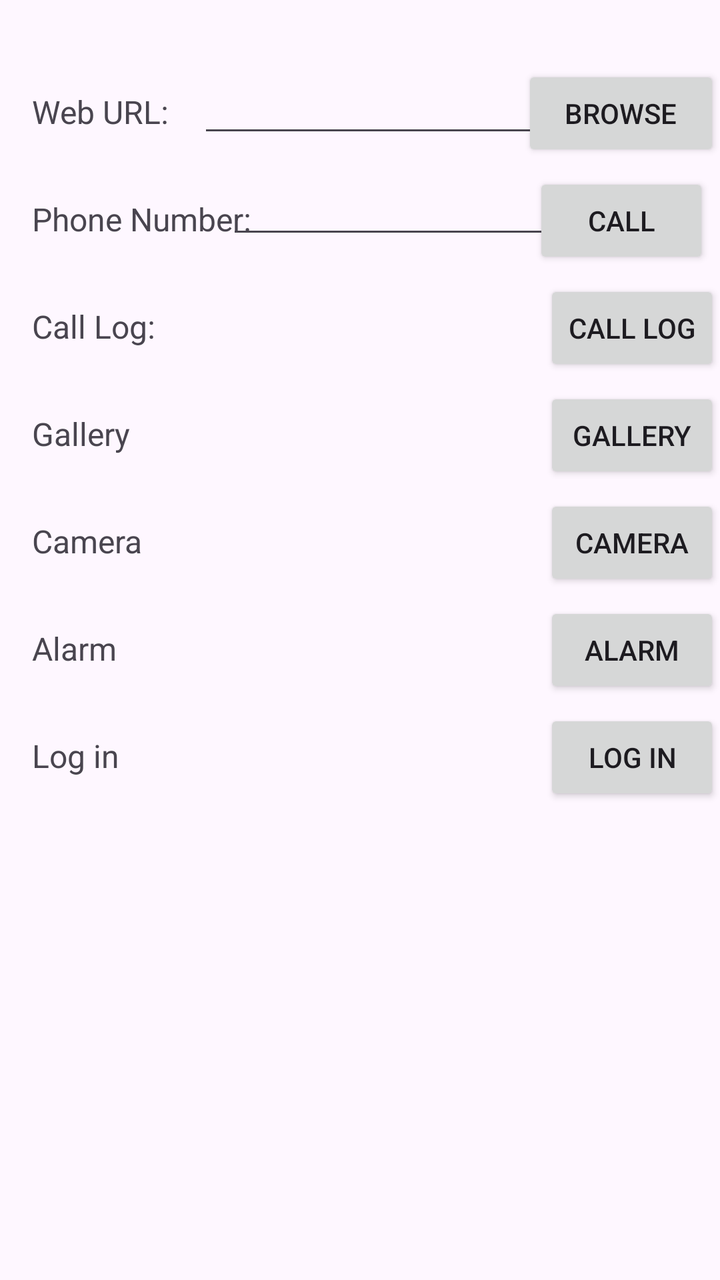
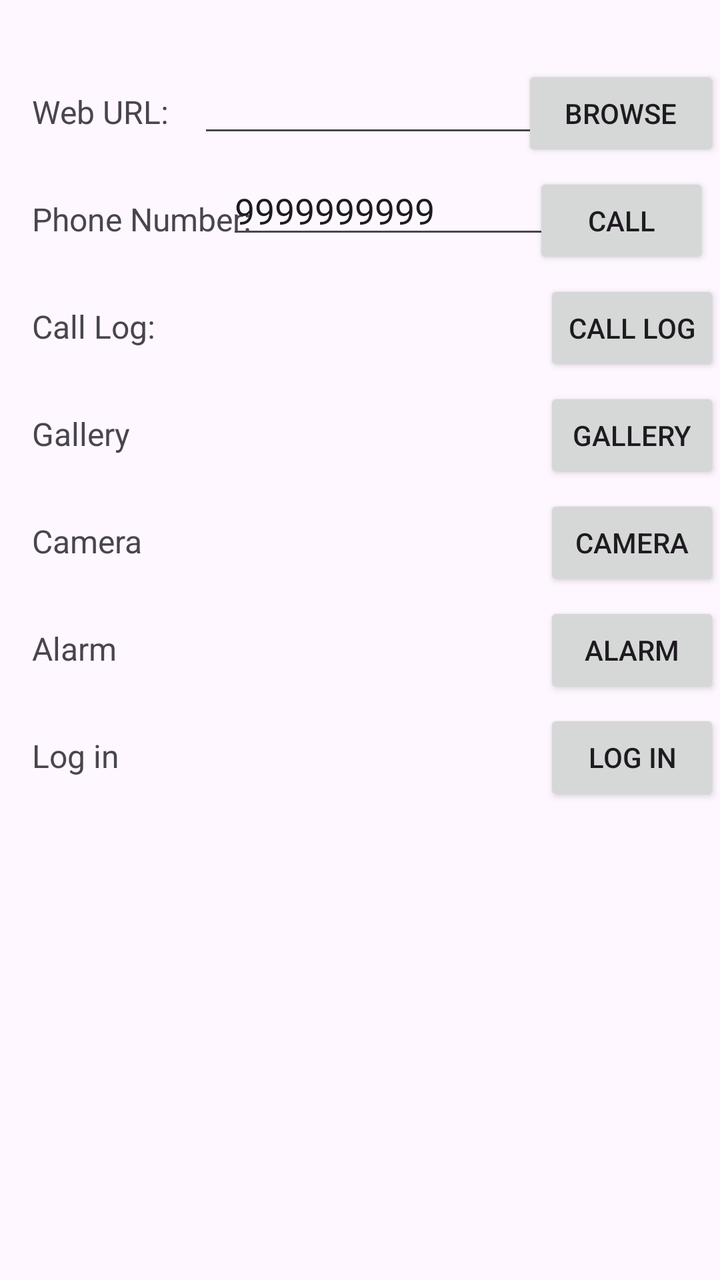

The first picture is an Android layout as it rendered before a commit; the second is the same layout after the commit. The layout source and the unified diff follow.
<!-- AndroidManifest.xml: application theme Theme._24012011023_MAD_Practical3 -->
<!-- res/layout/activity_main.xml -->
<?xml version="1.0" encoding="utf-8"?>
<androidx.constraintlayout.widget.ConstraintLayout xmlns:android="http://schemas.android.com/apk/res/android"
    xmlns:app="http://schemas.android.com/apk/res-auto"
    xmlns:tools="http://schemas.android.com/tools"
    android:id="@+id/main"
    android:layout_width="match_parent"
    android:layout_height="match_parent"
    tools:context=".MainActivity">

    <TextView
        android:id="@+id/txtWebUrl"
        android:layout_width="wrap_content"
        android:layout_height="wrap_content"
        android:layout_marginStart="16dp"
        android:layout_marginTop="45dp"
        android:text="Web URL:"
        android:textSize="16sp"
        app:layout_constraintStart_toStartOf="parent"
        app:layout_constraintTop_toTopOf="parent" />

    <TextView
        android:id="@+id/textView3"
        android:layout_width="wrap_content"
        android:layout_height="wrap_content"
        android:layout_marginTop="32dp"
        android:text="Phone Number:"
        android:textSize="16sp"
        app:layout_constraintStart_toStartOf="@+id/txtWebUrl"
        app:layout_constraintTop_toBottomOf="@+id/txtWebUrl" />

    <TextView
        android:id="@+id/textView4"
        android:layout_width="wrap_content"
        android:layout_height="wrap_content"
        android:layout_marginTop="32dp"
        android:text="Call Log:"
        android:textSize="16sp"
        app:layout_constraintStart_toStartOf="@+id/textView3"
        app:layout_constraintTop_toBottomOf="@+id/textView3" />

    <TextView
        android:id="@+id/textView5"
        android:layout_width="wrap_content"
        android:layout_height="wrap_content"
        android:layout_marginTop="32dp"
        android:text="Gallery"
        android:textSize="16sp"
        app:layout_constraintStart_toStartOf="@+id/textView4"
        app:layout_constraintTop_toBottomOf="@+id/textView4" />

    <TextView
        android:id="@+id/textView6"
        android:layout_width="wrap_content"
        android:layout_height="wrap_content"
        android:layout_marginTop="32dp"
        android:text="Camera"
        android:textSize="16sp"
        app:layout_constraintStart_toStartOf="@+id/textView5"
        app:layout_constraintTop_toBottomOf="@+id/textView5" />

    <TextView
        android:id="@+id/textView7"
        android:layout_width="wrap_content"
        android:layout_height="wrap_content"
        android:layout_marginTop="32dp"
        android:text="Alarm"
        android:textSize="16sp"
        app:layout_constraintStart_toStartOf="@+id/textView6"
        app:layout_constraintTop_toBottomOf="@+id/textView6" />

    <TextView
        android:id="@+id/textView8"
        android:layout_width="wrap_content"
        android:layout_height="wrap_content"
        android:layout_marginTop="32dp"
        android:text="Log in"
        android:textSize="16sp"
        app:layout_constraintStart_toStartOf="@+id/textView7"
        app:layout_constraintTop_toBottomOf="@+id/textView7" />

    <EditText
        android:id="@+id/editTextPhone"
        android:layout_width="166dp"
        android:layout_height="38dp"
        android:layout_marginStart="8dp"
        android:layout_marginEnd="8dp"
        android:ems="10"
        android:inputType="phone"
        app:layout_constraintBaseline_toBaselineOf="@+id/textView3"
        app:layout_constraintEnd_toStartOf="@+id/button2"
        app:layout_constraintStart_toEndOf="@+id/textView3" />

    <Button
        android:id="@+id/button"
        android:layout_width="99dp"
        android:layout_height="0dp"
        android:text="Browse"
        android:textSize="14sp"
        app:layout_constraintBaseline_toBaselineOf="@+id/txtWebUrl"
        app:layout_constraintEnd_toEndOf="parent" />

    <Button
        android:id="@+id/button2"
        android:layout_width="wrap_content"
        android:layout_height="wrap_content"
        android:text="Call"
        app:layout_constraintBaseline_toBaselineOf="@+id/textView3"
        app:layout_constraintEnd_toEndOf="parent"
        app:layout_constraintStart_toStartOf="@+id/button" />

    <Button
        android:id="@+id/button3"
        android:layout_width="wrap_content"
        android:layout_height="wrap_content"
        android:text="Call Log"
        app:layout_constraintBaseline_toBaselineOf="@+id/textView4"
        app:layout_constraintEnd_toEndOf="parent"
        app:layout_constraintHorizontal_bias="1.0"
        app:layout_constraintStart_toStartOf="@+id/button2" />

    <Button
        android:id="@+id/button4"
        android:layout_width="wrap_content"
        android:layout_height="wrap_content"
        android:text="Gallery"
        app:layout_constraintBaseline_toBaselineOf="@+id/textView5"
        app:layout_constraintEnd_toEndOf="parent"
        app:layout_constraintStart_toStartOf="@+id/button3" />

    <Button
        android:id="@+id/button5"
        android:layout_width="wrap_content"
        android:layout_height="wrap_content"
        android:text="Camera"
        app:layout_constraintBaseline_toBaselineOf="@+id/textView6"
        app:layout_constraintEnd_toEndOf="parent"
        app:layout_constraintStart_toStartOf="@+id/button4" />

    <Button
        android:id="@+id/button6"
        android:layout_width="wrap_content"
        android:layout_height="wrap_content"
        android:layout_marginEnd="8dp"
        android:text="Log in"
        app:layout_constraintBaseline_toBaselineOf="@+id/textView8"
        app:layout_constraintEnd_toEndOf="parent"
        app:layout_constraintHorizontal_bias="0.0"
        app:layout_constraintStart_toStartOf="@+id/button7" />

    <Button
        android:id="@+id/button7"
        android:layout_width="wrap_content"
        android:layout_height="wrap_content"
        android:text="Alarm"
        app:layout_constraintBaseline_toBaselineOf="@+id/textView7"
        app:layout_constraintEnd_toEndOf="parent"
        app:layout_constraintStart_toStartOf="@+id/button5" />

    <EditText
        android:id="@+id/editTextText"
        android:layout_width="wrap_content"
        android:layout_height="wrap_content"
        android:layout_marginStart="24dp"
        android:ems="10"
        android:inputType="text"
        android:textSize="16sp"
        app:layout_constraintBaseline_toBaselineOf="@+id/txtWebUrl"
        app:layout_constraintEnd_toEndOf="@+id/editTextPhone"
        app:layout_constraintStart_toEndOf="@+id/txtWebUrl" />
</androidx.constraintlayout.widget.ConstraintLayout>
<!-- resources referenced by this layout -->
<resources>
  <style name="Theme._24012011023_MAD_Practical3" parent="Base.Theme._24012011023_MAD_Practical3" />
  <style name="Base.Theme._24012011023_MAD_Practical3" parent="Theme.Material3.DayNight.NoActionBar">
          
          
      </style>
</resources>

<!-- the commit's change to res/layout/activity_main.xml (unified diff, before → after) -->
@@ -86,12 +86,13 @@
         android:layout_marginEnd="8dp"
         android:ems="10"
         android:inputType="phone"
+        android:text="9999999999"
         app:layout_constraintBaseline_toBaselineOf="@+id/textView3"
-        app:layout_constraintEnd_toStartOf="@+id/button2"
+        app:layout_constraintEnd_toStartOf="@+id/btn_call"
         app:layout_constraintStart_toEndOf="@+id/textView3" />
 
     <Button
-        android:id="@+id/button"
+        android:id="@+id/btn_browse"
         android:layout_width="99dp"
         android:layout_height="0dp"
         android:text="Browse"
@@ -100,44 +101,44 @@
         app:layout_constraintEnd_toEndOf="parent" />
 
     <Button
-        android:id="@+id/button2"
+        android:id="@+id/btn_call"
         android:layout_width="wrap_content"
         android:layout_height="wrap_content"
         android:text="Call"
         app:layout_constraintBaseline_toBaselineOf="@+id/textView3"
         app:layout_constraintEnd_toEndOf="parent"
-        app:layout_constraintStart_toStartOf="@+id/button" />
+        app:layout_constraintStart_toStartOf="@+id/btn_browse" />
 
     <Button
-        android:id="@+id/button3"
+        android:id="@+id/btn_callLog"
         android:layout_width="wrap_content"
         android:layout_height="wrap_content"
         android:text="Call Log"
         app:layout_constraintBaseline_toBaselineOf="@+id/textView4"
         app:layout_constraintEnd_toEndOf="parent"
         app:layout_constraintHorizontal_bias="1.0"
-        app:layout_constraintStart_toStartOf="@+id/button2" />
+        app:layout_constraintStart_toStartOf="@+id/btn_call" />
 
     <Button
-        android:id="@+id/button4"
+        android:id="@+id/btn_gallery"
         android:layout_width="wrap_content"
         android:layout_height="wrap_content"
         android:text="Gallery"
         app:layout_constraintBaseline_toBaselineOf="@+id/textView5"
         app:layout_constraintEnd_toEndOf="parent"
-        app:layout_constraintStart_toStartOf="@+id/button3" />
+        app:layout_constraintStart_toStartOf="@+id/btn_callLog" />
 
     <Button
-        android:id="@+id/button5"
+        android:id="@+id/btn_cam"
         android:layout_width="wrap_content"
         android:layout_height="wrap_content"
         android:text="Camera"
         app:layout_constraintBaseline_toBaselineOf="@+id/textView6"
         app:layout_constraintEnd_toEndOf="parent"
-        app:layout_constraintStart_toStartOf="@+id/button4" />
+        app:layout_constraintStart_toStartOf="@+id/btn_gallery" />
 
     <Button
-        android:id="@+id/button6"
+        android:id="@+id/btn_logIn"
         android:layout_width="wrap_content"
         android:layout_height="wrap_content"
         android:layout_marginEnd="8dp"
@@ -145,16 +146,16 @@
         app:layout_constraintBaseline_toBaselineOf="@+id/textView8"
         app:layout_constraintEnd_toEndOf="parent"
         app:layout_constraintHorizontal_bias="0.0"
-        app:layout_constraintStart_toStartOf="@+id/button7" />
+        app:layout_constraintStart_toStartOf="@+id/btn_alarm" />
 
     <Button
-        android:id="@+id/button7"
+        android:id="@+id/btn_alarm"
         android:layout_width="wrap_content"
         android:layout_height="wrap_content"
         android:text="Alarm"
         app:layout_constraintBaseline_toBaselineOf="@+id/textView7"
         app:layout_constraintEnd_toEndOf="parent"
-        app:layout_constraintStart_toStartOf="@+id/button5" />
+        app:layout_constraintStart_toStartOf="@+id/btn_cam" />
 
     <EditText
         android:id="@+id/editTextText"
